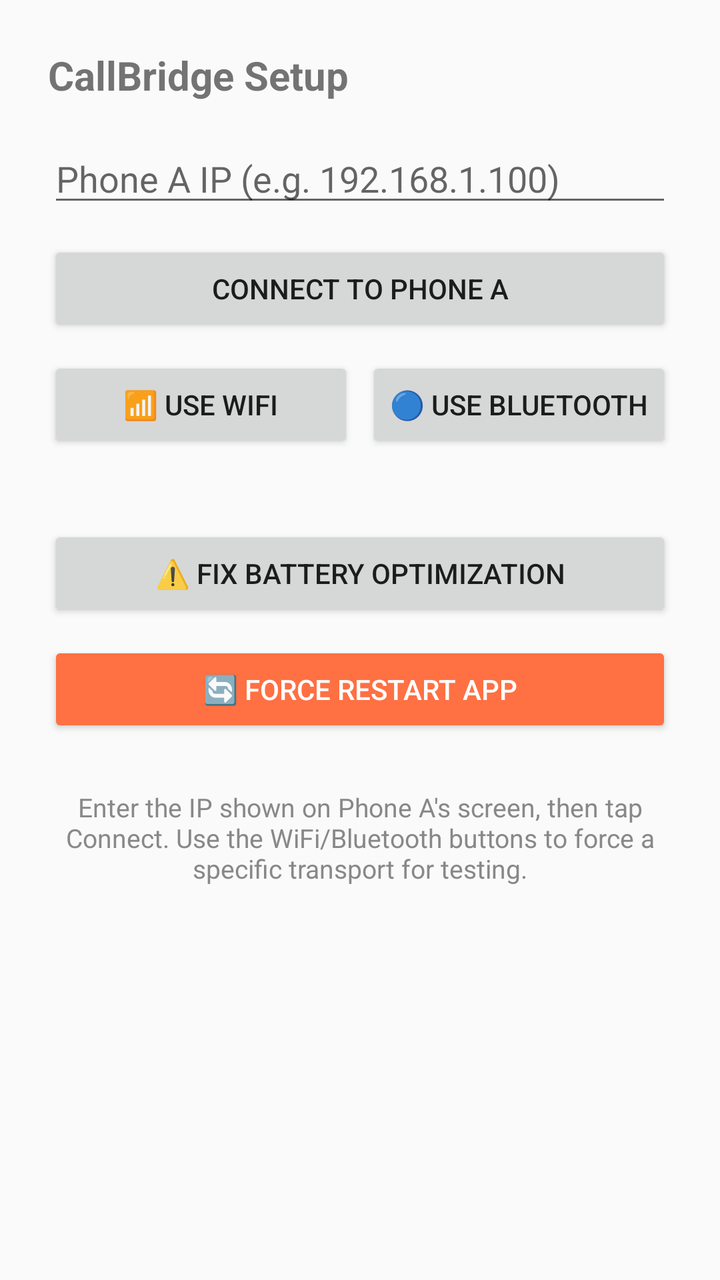
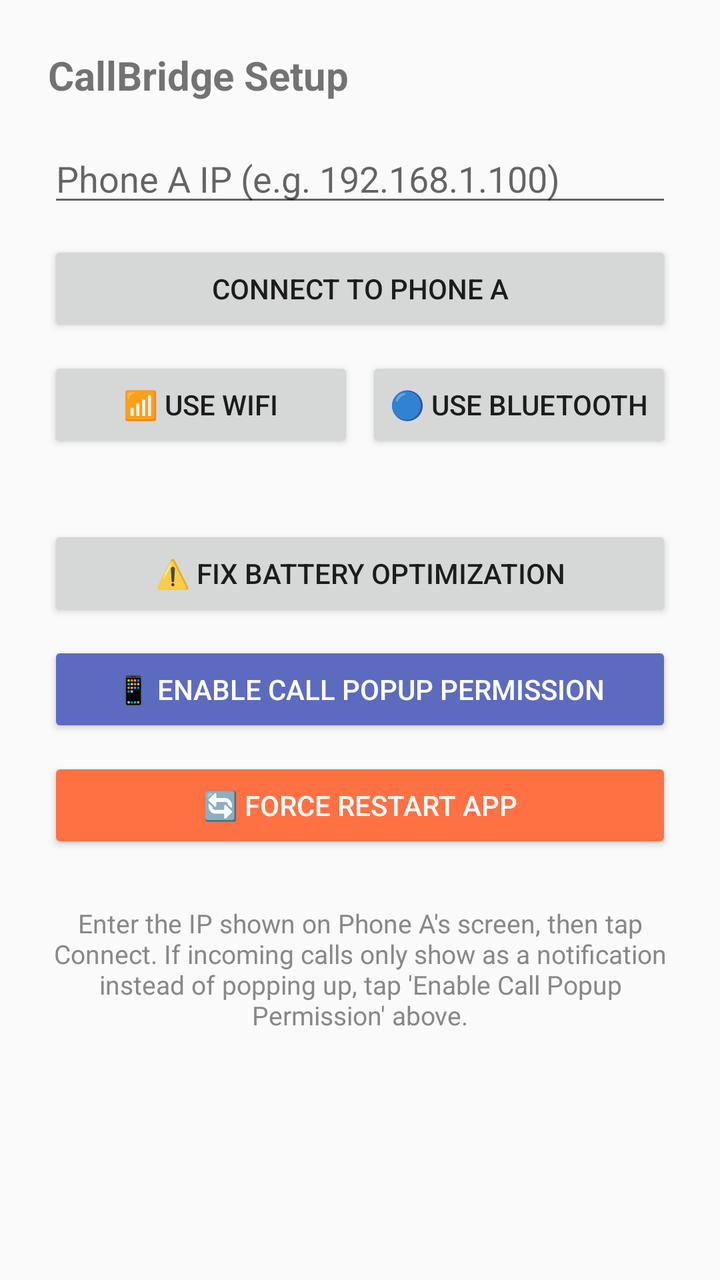

An Android layout rendered at two revisions. The XML below is the earlier revision; the diff shows what the commit changed to produce the second picture.
<!-- AndroidManifest.xml: application theme AppTheme -->
<!-- res/layout/fragment_settings.xml -->
<?xml version="1.0" encoding="utf-8"?>
<LinearLayout xmlns:android="http://schemas.android.com/apk/res/android"
    android:layout_width="match_parent"
    android:layout_height="match_parent"
    android:orientation="vertical"
    android:padding="24dp">

    <TextView
        android:text="CallBridge Setup"
        android:layout_width="wrap_content"
        android:layout_height="wrap_content"
        android:textSize="20sp"
        android:textStyle="bold"
        android:layout_marginBottom="16dp" />

    <EditText
        android:id="@+id/etPhoneAIp"
        android:layout_width="match_parent"
        android:layout_height="wrap_content"
        android:hint="Phone A IP (e.g. 192.168.1.100)"
        android:inputType="text"
        android:layout_marginBottom="12dp" />

    <Button
        android:id="@+id/btnConnect"
        android:layout_width="match_parent"
        android:layout_height="wrap_content"
        android:text="Connect to Phone A"
        android:layout_marginBottom="10dp" />

    <LinearLayout
        android:layout_width="match_parent"
        android:layout_height="wrap_content"
        android:orientation="horizontal"
        android:layout_marginBottom="10dp">

        <Button
            android:id="@+id/btnForceWifi"
            android:layout_width="0dp"
            android:layout_height="wrap_content"
            android:layout_weight="1"
            android:text="📶 Use WiFi"
            android:layout_marginEnd="6dp" />

        <Button
            android:id="@+id/btnForceBluetooth"
            android:layout_width="0dp"
            android:layout_height="wrap_content"
            android:layout_weight="1"
            android:text="🔵 Use Bluetooth" />

    </LinearLayout>

    <TextView
        android:id="@+id/tvPairedDevice"
        android:layout_width="match_parent"
        android:layout_height="wrap_content"
        android:textSize="12sp"
        android:textColor="#888888"
        android:layout_marginBottom="10dp" />

    <Button
        android:id="@+id/btnBatteryFix"
        android:layout_width="match_parent"
        android:layout_height="wrap_content"
        android:text="⚠️ Fix Battery Optimization"
        android:layout_marginBottom="10dp" />

    
    <Button
        android:id="@+id/btnRestartApp"
        android:layout_width="match_parent"
        android:layout_height="wrap_content"
        android:text="🔄 Force Restart App"
        android:backgroundTint="#FF7043"
        android:textColor="#FFFFFF"
        android:layout_marginBottom="10dp" />

    <TextView
        android:layout_width="match_parent"
        android:layout_height="wrap_content"
        android:text="Enter the IP shown on Phone A's screen, then tap Connect. Use the WiFi/Bluetooth buttons to force a specific transport for testing."
        android:textSize="13sp"
        android:layout_marginTop="16dp"
        android:gravity="center"
        android:textColor="#888888" />

</LinearLayout>
<!-- resources referenced by this layout -->
<resources>
  <style name="AppTheme" parent="Theme.AppCompat.Light.DarkActionBar">
          <item name="colorPrimary">#1976D2</item>
          <item name="colorPrimaryDark">#1565C0</item>
          <item name="colorAccent">#4CAF50</item>
      </style>
</resources>

<!-- the commit's change to res/layout/fragment_settings.xml (unified diff, before → after) -->
@@ -68,6 +68,15 @@
 
     
     <Button
+        android:id="@+id/btnPopupPermission"
+        android:layout_width="match_parent"
+        android:layout_height="wrap_content"
+        android:text="📱 Enable Call Popup Permission"
+        android:backgroundTint="#5C6BC0"
+        android:textColor="#FFFFFF"
+        android:layout_marginBottom="10dp" />
+
+    <Button
         android:id="@+id/btnRestartApp"
         android:layout_width="match_parent"
         android:layout_height="wrap_content"
@@ -79,7 +88,7 @@
     <TextView
         android:layout_width="match_parent"
         android:layout_height="wrap_content"
-        android:text="Enter the IP shown on Phone A's screen, then tap Connect. Use the WiFi/Bluetooth buttons to force a specific transport for testing."
+        android:text="Enter the IP shown on Phone A's screen, then tap Connect. If incoming calls only show as a notification instead of popping up, tap 'Enable Call Popup Permission' above."
         android:textSize="13sp"
         android:layout_marginTop="16dp"
         android:gravity="center"
